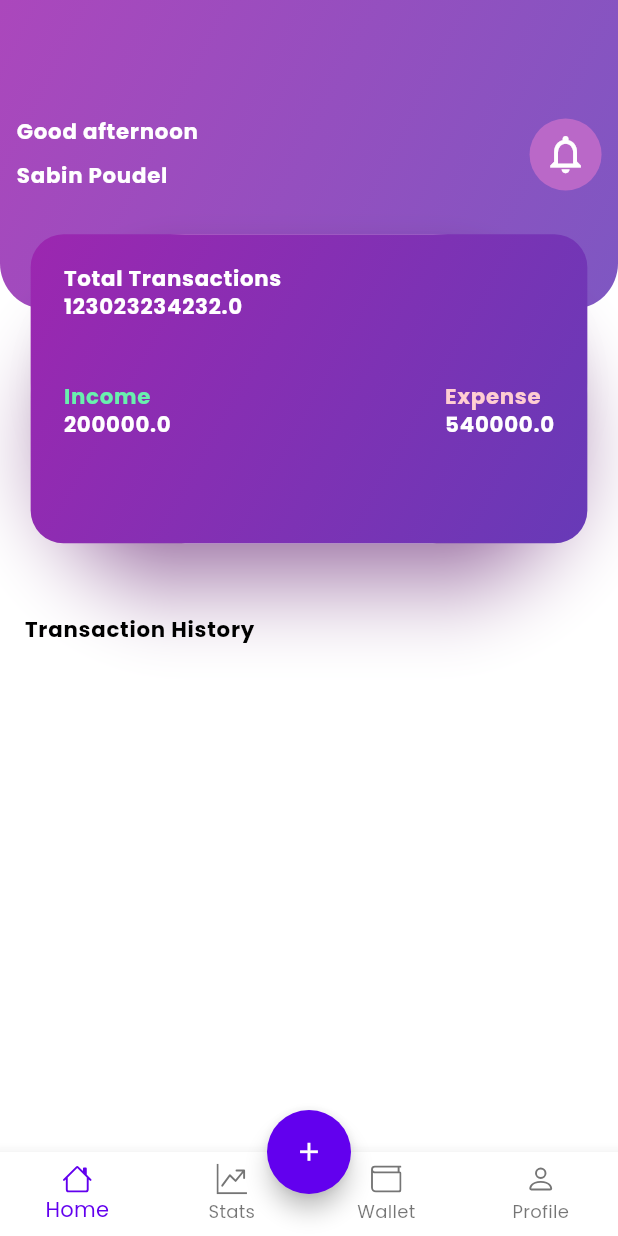
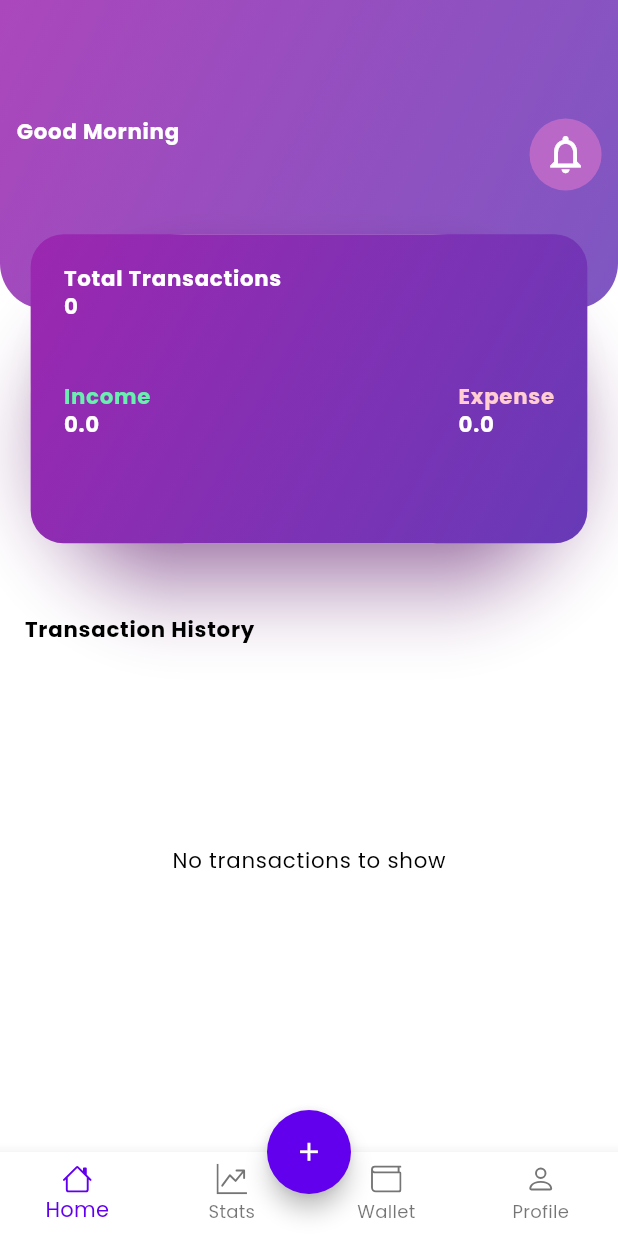
Before and after one commit to sabin6969/Budget_Buddy_With_Bloc, a Flutter app: the HomePage screen opened by its route, on a phone screen of 412 x 824 dp. Run offline on Flutter 3.47's test engine with Material 3 defaults, Android fonts, the phone set to English and light mode, and no system bars; our stand-ins replace cloud_firestore, firebase_auth, firebase_core, fl_chart, flutter_bloc, flutter_screenutil and 4 more; accounts and stored records are empty; generated files the repository leaves out were written again.

Commit message:
implemented bloc in dashboard page

```diff
--- a/lib/app.dart
+++ b/lib/app.dart
@@ -4,6 +4,7 @@ import 'package:budgetbuddy_bloc/pages/auth/forgot_password/bloc/forgotpassword_
 import 'package:budgetbuddy_bloc/pages/auth/login/bloc/login_bloc.dart';
 import 'package:budgetbuddy_bloc/pages/auth/login/login_page.dart';
 import 'package:budgetbuddy_bloc/pages/auth/signup/bloc/signup_bloc.dart';
+import 'package:budgetbuddy_bloc/pages/dashboard/bloc/dashboard_bloc.dart';
 import 'package:budgetbuddy_bloc/pages/home_page.dart';
 import 'package:budgetbuddy_bloc/pages/onboarding_page.dart';
 import 'package:budgetbuddy_bloc/pages/profile/bloc/profile_bloc.dart';
@@ -35,6 +36,7 @@ class MyApp extends StatelessWidget {
             BlocProvider(create: (context) => SignupBloc()),
             BlocProvider(create: (context) => ProfileBloc()),
             BlocProvider(create: (context) => AddtransactionBloc()),
+            BlocProvider(create: (context) => DashboardBloc())
           ],
           child: MaterialApp(
             debugShowCheckedModeBanner: false,
--- a/lib/models/user_model.dart
+++ b/lib/models/user_model.dart
@@ -12,7 +12,7 @@ class UserModel {
 
   UserModel.fromJson(Map<String, dynamic> json) {
     about = json["about"];
-    userName = json["UserModelName"];
+    userName = json["userName"];
     profileImageUrl = json["profileImageUrl"];
     email = json["email"];
   }
@@ -20,7 +20,7 @@ class UserModel {
   Map<String, dynamic> toJson() {
     final Map<String, dynamic> data = <String, dynamic>{};
     data["about"] = about;
-    data["UserModelName"] = userName;
+    data["userName"] = userName;
     data["profileImageUrl"] = profileImageUrl;
     data["email"] = email;
     return data;
--- /dev/null
+++ b/lib/pages/dashboard/bloc/dashboard_bloc.dart
@@ -0,0 +1,34 @@
+import 'package:budgetbuddy_bloc/helpers/firebase_helper.dart';
+import 'package:budgetbuddy_bloc/models/user_model.dart';
+import 'package:cloud_firestore/cloud_firestore.dart';
+import 'package:flutter_bloc/flutter_bloc.dart';
+
+part 'dashboard_event.dart';
+part 'dashboard_state.dart';
+
+class DashboardBloc extends Bloc<DashboardEvent, DashboardState> {
+  final FirebaseHelper _firebaseHelper = FirebaseHelper();
+  late Stream<QuerySnapshot<Map<String, dynamic>>> transactionStreams;
+  late UserModel userData;
+
+  DashboardBloc() : super(DashboardInitial()) {
+    on<LoadDashboardDataEvent>(loadDashboardData);
+  }
+
+  loadDashboardData(
+      LoadDashboardDataEvent event, Emitter<DashboardState> emit) async {
+    try {
+      emit(DashboardLoadingState());
+      transactionStreams = _firebaseHelper.getAllTransactions();
+      userData = await _firebaseHelper.getSelfData();
+      emit(
+        DashboardLoadedState(
+          transactionStreams: transactionStreams,
+          userData: userData,
+        ),
+      );
+    } catch (e) {
+      emit(DashboardErrorState(message: e.toString()));
+    }
+  }
+}
--- /dev/null
+++ b/lib/pages/dashboard/bloc/dashboard_event.dart
@@ -0,0 +1,5 @@
+part of 'dashboard_bloc.dart';
+
+sealed class DashboardEvent {}
+
+class LoadDashboardDataEvent extends DashboardEvent {}
--- /dev/null
+++ b/lib/pages/dashboard/bloc/dashboard_state.dart
@@ -0,0 +1,21 @@
+part of 'dashboard_bloc.dart';
+
+sealed class DashboardState {}
+
+final class DashboardInitial extends DashboardState {}
+
+final class DashboardLoadedState extends DashboardState {
+  final Stream<QuerySnapshot<Map<String, dynamic>>> transactionStreams;
+  final UserModel userData;
+
+  DashboardLoadedState(
+      {required this.transactionStreams, required this.userData});
+}
+
+final class DashboardErrorState extends DashboardState {
+  final String message;
+
+  DashboardErrorState({required this.message});
+}
+
+final class DashboardLoadingState extends DashboardState {}
--- a/lib/pages/dashboard/dashboard_page.dart
+++ b/lib/pages/dashboard/dashboard_page.dart
@@ -2,9 +2,12 @@ import 'package:budgetbuddy_bloc/constants/app_routes.dart';
 import 'package:budgetbuddy_bloc/helpers/firebase_helper.dart';
 import 'package:budgetbuddy_bloc/main.dart';
 import 'package:budgetbuddy_bloc/models/transactions_model.dart';
+import 'package:budgetbuddy_bloc/pages/dashboard/bloc/dashboard_bloc.dart';
+import 'package:budgetbuddy_bloc/utils/greeting_message.dart';
 import 'package:budgetbuddy_bloc/widgets/custom_app_bar_for_home_page.dart';
 import 'package:budgetbuddy_bloc/widgets/custom_expense_card.dart';
 import 'package:flutter/material.dart';
+import 'package:flutter_bloc/flutter_bloc.dart';
 import 'package:flutter_screenutil/flutter_screenutil.dart';
 
 class DashboardPage extends StatefulWidget {
@@ -18,10 +21,23 @@ class _DashboardPageState extends State<DashboardPage> {
   List<TransactionModel> transctions = [];
 
   @override
+  void initState() {
+    if (context.read<DashboardBloc>().state is! DashboardLoadedState) {
+      context.read<DashboardBloc>().add(LoadDashboardDataEvent());
+    }
+    super.initState();
+  }
+
+  @override
   Widget build(BuildContext context) {
     size = MediaQuery.sizeOf(context);
+    final DashboardBloc dashboardBloc = BlocProvider.of<DashboardBloc>(context);
     return Scaffold(
-      body: Stack(
+        body: BlocBuilder(
+      bloc: dashboardBloc,
+      builder: (context, state) {
+        if (state is DashboardLoadedState) {
+          return Stack(
             children: [
               Container(
                 height: size.height,
@@ -32,8 +48,8 @@ class _DashboardPageState extends State<DashboardPage> {
                 preferredSize: Size(double.infinity, size.height * 0.25),
                 child: customAppBarForHomePage(
                   context: context,
-              name: "Sabin Poudel",
-              greetings: "Good afternoon",
+                  name: state.userData.userName ?? "User",
+                  greetings: getGreetingMessage(),
                   height: size.height * 0.25,
                   onPressed: () {
                     Navigator.pushNamed(
@@ -50,9 +66,9 @@ class _DashboardPageState extends State<DashboardPage> {
                 child: customExpenseCard(
                   context: context,
                   size: size,
-              income: 200000,
-              expense: 540000,
-              totalTransactions: 123023234232,
+                  income: 0,
+                  expense: 0,
+                  totalTransactions: 0,
                 ),
               ),
               Positioned(
@@ -72,8 +88,10 @@ class _DashboardPageState extends State<DashboardPage> {
                           alignment: Alignment.bottomLeft,
                           child: Text(
                             "Transaction History",
-                        style:
-                            Theme.of(context).textTheme.labelMedium!.copyWith(
+                            style: Theme.of(context)
+                                .textTheme
+                                .labelMedium!
+                                .copyWith(
                                   fontWeight: FontWeight.w600,
                                 ),
                           ),
@@ -91,12 +109,26 @@ class _DashboardPageState extends State<DashboardPage> {
                                 case ConnectionState.active:
                                 case ConnectionState.done:
                                   if (snapshot.data!.docs.isEmpty) {
-                                return const Center(
-                                  child: Text("No transactions to show"),
+                                    return SizedBox(
+                                      height: size.height * 0.35,
+                                      width: size.width,
+                                      child: Center(
+                                        child: Text(
+                                          "No transactions to show",
+                                          style: Theme.of(context)
+                                              .textTheme
+                                              .labelMedium!
+                                              .copyWith(
+                                                fontWeight: FontWeight.normal,
+                                                fontSize: 14.sp,
+                                              ),
+                                        ),
+                                      ),
                                     );
                                   } else {
                                     transctions = snapshot.data!.docs.map((e) {
-                                  return TransactionModel.fromJson(e.data());
+                                      return TransactionModel.fromJson(
+                                          e.data());
                                     }).toList();
                                     return SizedBox(
                                       height: size.height * 0.4,
@@ -109,16 +141,18 @@ class _DashboardPageState extends State<DashboardPage> {
                                               vertical: 15.h,
                                             ),
                                             child: Material(
-                                          color: transctions[index].isExpense!
+                                              color:
+                                                  transctions[index].isExpense!
                                                       ? Colors.red
                                                       : Colors.green,
                                               child: ListTile(
                                                 onTap: () {},
                                                 title: Text(
-                                              transctions[index].title ?? "",
+                                                  transctions[index].title ??
+                                                      "",
                                                 ),
-                                            tileColor:
-                                                transctions[index].isExpense!
+                                                tileColor: transctions[index]
+                                                        .isExpense!
                                                     ? Colors.red
                                                     : Colors.green,
                                                 subtitle: Text(
@@ -143,7 +177,22 @@ class _DashboardPageState extends State<DashboardPage> {
                 ),
               )
             ],
+          );
+        } else if (state is DashboardErrorState) {
+          return Center(
+            child: Text(
+              state.message,
+              style: Theme.of(context).textTheme.labelMedium,
             ),
           );
+        } else if (state is DashboardLoadingState) {
+          return const Center(
+            child: CircularProgressIndicator(),
+          );
+        } else {
+          return const SizedBox.shrink();
+        }
+      },
+    ));
   }
 }
--- a/lib/pages/home_page.dart
+++ b/lib/pages/home_page.dart
@@ -1,5 +1,6 @@
 import 'package:budgetbuddy_bloc/constants/app_routes.dart';
 import 'package:budgetbuddy_bloc/main.dart';
+import 'package:budgetbuddy_bloc/pages/dashboard/bloc/dashboard_bloc.dart';
 import 'package:budgetbuddy_bloc/pages/dashboard/dashboard_page.dart';
 import 'package:budgetbuddy_bloc/pages/profile/bloc/profile_bloc.dart';
 import 'package:budgetbuddy_bloc/pages/profile/profile_page.dart';
@@ -27,7 +28,10 @@ class _HomePageState extends State<HomePage> {
         physics: const NeverScrollableScrollPhysics(),
         controller: pageController,
         children: [
-          const DashboardPage(),
+          BlocProvider.value(
+            value: BlocProvider.of<DashboardBloc>(context),
+            child: const DashboardPage(),
+          ),
           const StatsPage(),
           const WalletPage(),
           BlocProvider.value(
--- /dev/null
+++ b/lib/utils/greeting_message.dart
@@ -0,0 +1,11 @@
+String getGreetingMessage() {
+  var hour = DateTime.now().hour;
+
+  if (hour < 12) {
+    return "Good Morning";
+  } else if (hour < 17) {
+    return "Good Afternoon";
+  } else {
+    return "Good Evening";
+  }
+}
--- a/lib/widgets/custom_expense_card.dart
+++ b/lib/widgets/custom_expense_card.dart
@@ -4,7 +4,7 @@ import 'package:flutter_screenutil/flutter_screenutil.dart';
 Widget customExpenseCard({
   required BuildContext context,
   required Size size,
-  required double totalTransactions,
+  required int totalTransactions,
   required double income,
   required double expense,
 }) {
--- a/lib/widgets/custom_text_form_field.dart
+++ b/lib/widgets/custom_text_form_field.dart
@@ -13,6 +13,7 @@ class CustomTextFormField extends StatelessWidget {
     this.nextFocusNode,
     this.textCapitalization,
     this.initialValue,
+    this.isEnabled,
   });
 
   final TextEditingController? textEditingController;
@@ -24,10 +25,12 @@ class CustomTextFormField extends StatelessWidget {
   final TextInputType textInputType;
   final TextCapitalization? textCapitalization;
   final String? initialValue;
+  final bool? isEnabled;
   @override
   Widget build(BuildContext context) {
     return TextFormField(
       initialValue: initialValue,
+      enabled: isEnabled,
       textCapitalization: textCapitalization ?? TextCapitalization.none,
       keyboardType: textInputType,
       style: Theme.of(context).textTheme.labelMedium!.copyWith(
```
Also changed, not shown: lib/pages/profile/profile_page.dart (+2 -24 lines), lib/pages/wallet/wallet_page.dart (+8 -0 lines). Lines whose indentation alone changed are shown as unchanged.
